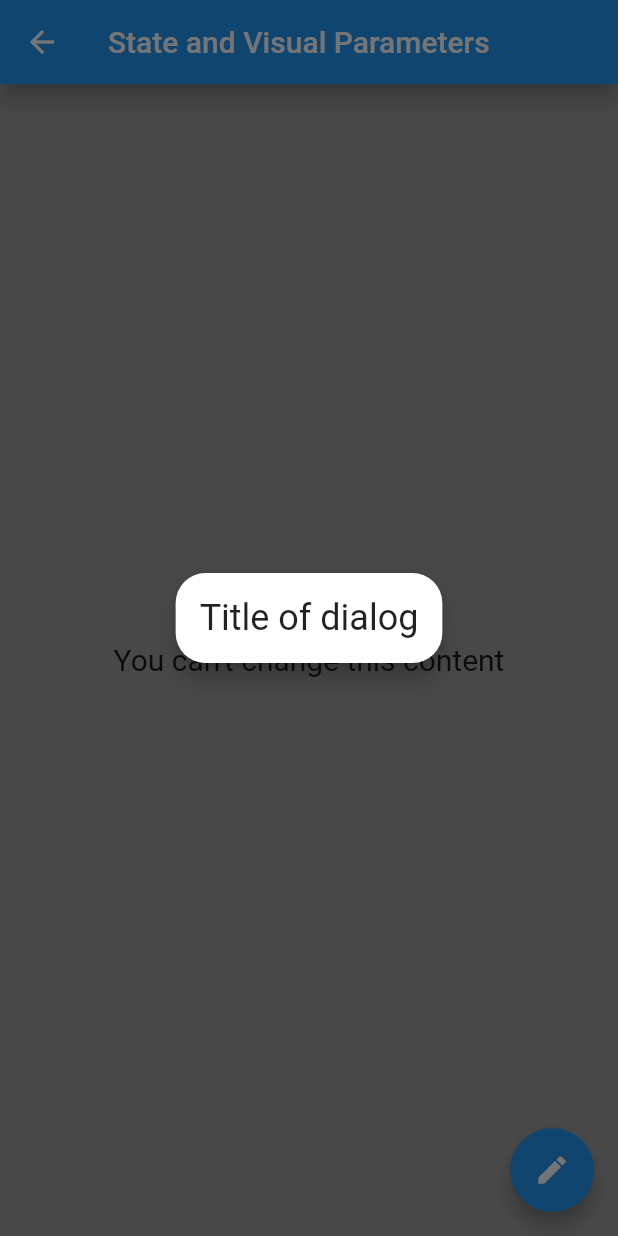
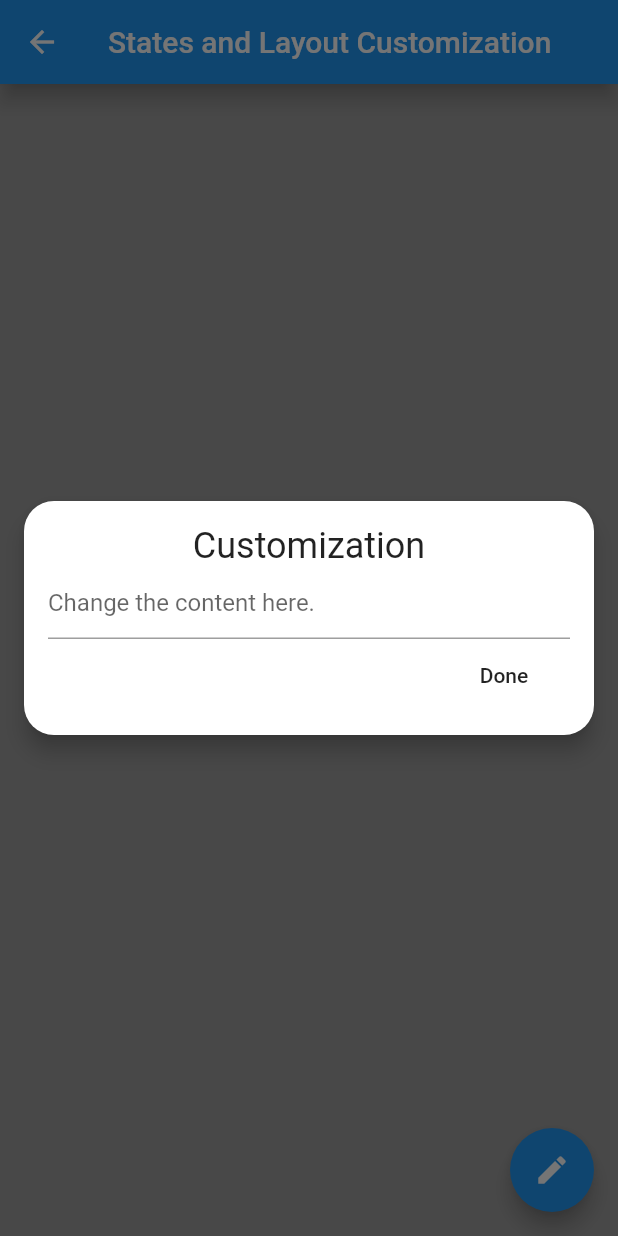
Before and after one commit to DaanMoura/FlutterExamplesApp, a Flutter app: the StatesWithParameters screen opened directly, after a tap on the "edit" icon, on a phone screen of 412 x 824 dp. Run offline on Flutter 3.47's test engine with Material 2 defaults, Android fonts, the phone set to English and light mode, and no system bars.

Commit message:
add gitnore and text changing is working

```diff
--- a/lib/home.dart
+++ b/lib/home.dart
@@ -9,7 +9,7 @@ class HomePage extends StatelessWidget {
   final _radius = BorderRadius.all(Radius.circular(10.0));
 
   List<String> examples = [
-    "State and visual parameters",
+    "States and Layout Customization",
     "SliverList and SliverGrid",
     "Hero",
     "Floating Navigation Bar with Navigation Drawer",
--- a/lib/routes/states.dart
+++ b/lib/routes/states.dart
@@ -18,6 +18,7 @@ class _StatesWithParametersState extends State<StatesWithParameters> {
   double bottomPadding = 8;
   double leftPadding = 8;
   double rightPadding = 8;
+  String tempInput;
 
   @override
   void initState() {
@@ -32,11 +33,28 @@ class _StatesWithParametersState extends State<StatesWithParameters> {
       barColor = Colors.blue;
       titleColor = Colors.white;
       bodyContent = "You can't change this content";
+      tempInput = "";
     });
+  }
+
+  void _updateInput(String input) {
+    setState(() {
+      tempInput = input;
+    });
+  }
+
+  void _updateLayout() {
+    setState(() {
+      bodyContent = tempInput;
+    });
+
+    Navigator.pop(context);
   }
 
   Widget _buildDialog() {
     return Center(
+      child: Padding(
+        padding: const EdgeInsets.all(16.0),
         child: Material(
           elevation: 6,
           shape: RoundedRectangleBorder(
@@ -48,10 +66,26 @@ class _StatesWithParametersState extends State<StatesWithParameters> {
               mainAxisSize: MainAxisSize.min,
               children: <Widget>[
                 Text(
-                "Title of dialog",
+                  "Customization",
                   style: Theme.of(context).textTheme.headline,
                 ),
+                TextField(
+                  decoration: InputDecoration(
+                    hintText: "Change the content here."
+                  ),
+                  onChanged: (String input) => _updateInput(input),
+                ),
+                Row(
+                  mainAxisAlignment: MainAxisAlignment.end,
+                  children: <Widget>[
+                    FlatButton(
+                      child: Text("Done"),
+                      onPressed: _updateLayout,
+                    )
                   ],
+                )
+              ],
+            ),
           ),
         ),
       ),
@@ -66,7 +100,7 @@ class _StatesWithParametersState extends State<StatesWithParameters> {
   Widget build(BuildContext context) {
     return Scaffold(
       appBar: AppBar(
-        title: Text("State and Visual Parameters"),
+        title: Text("States and Layout Customization"),
         elevation: barElevation,
         backgroundColor: barColor,
       ),
```
Also changed, not shown: 1 other file. Lines whose indentation alone changed are shown as unchanged.
